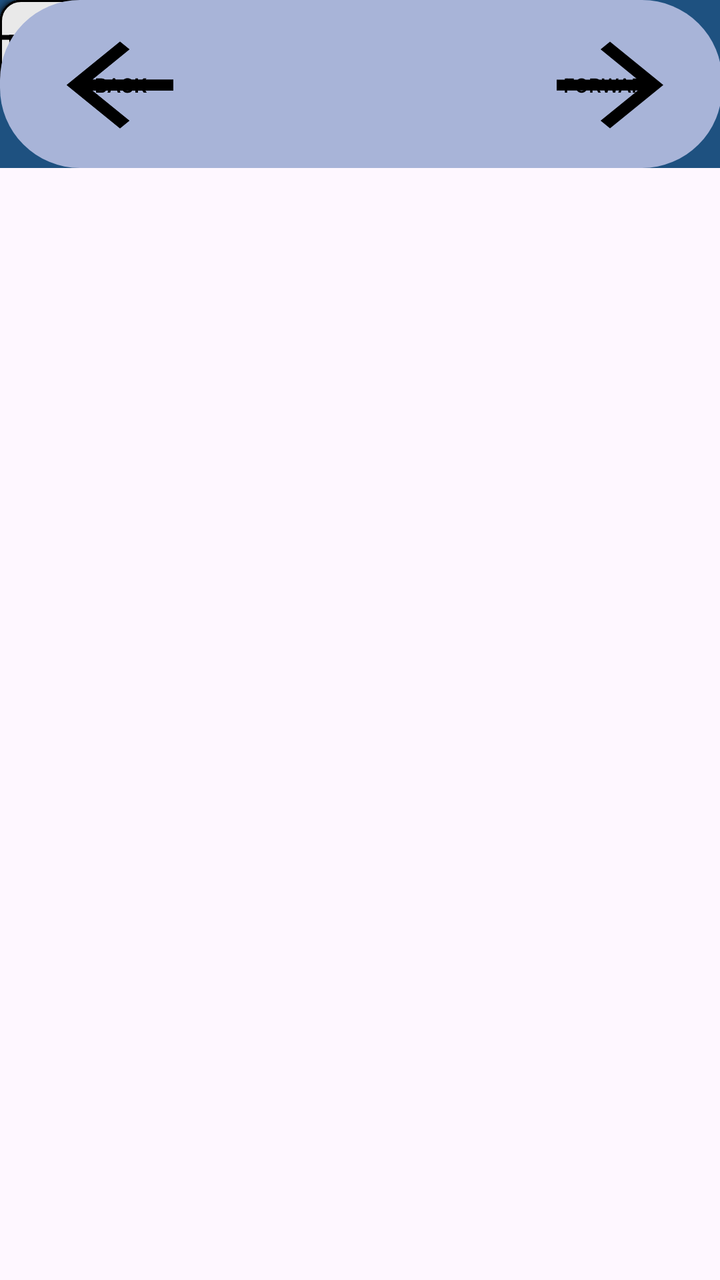
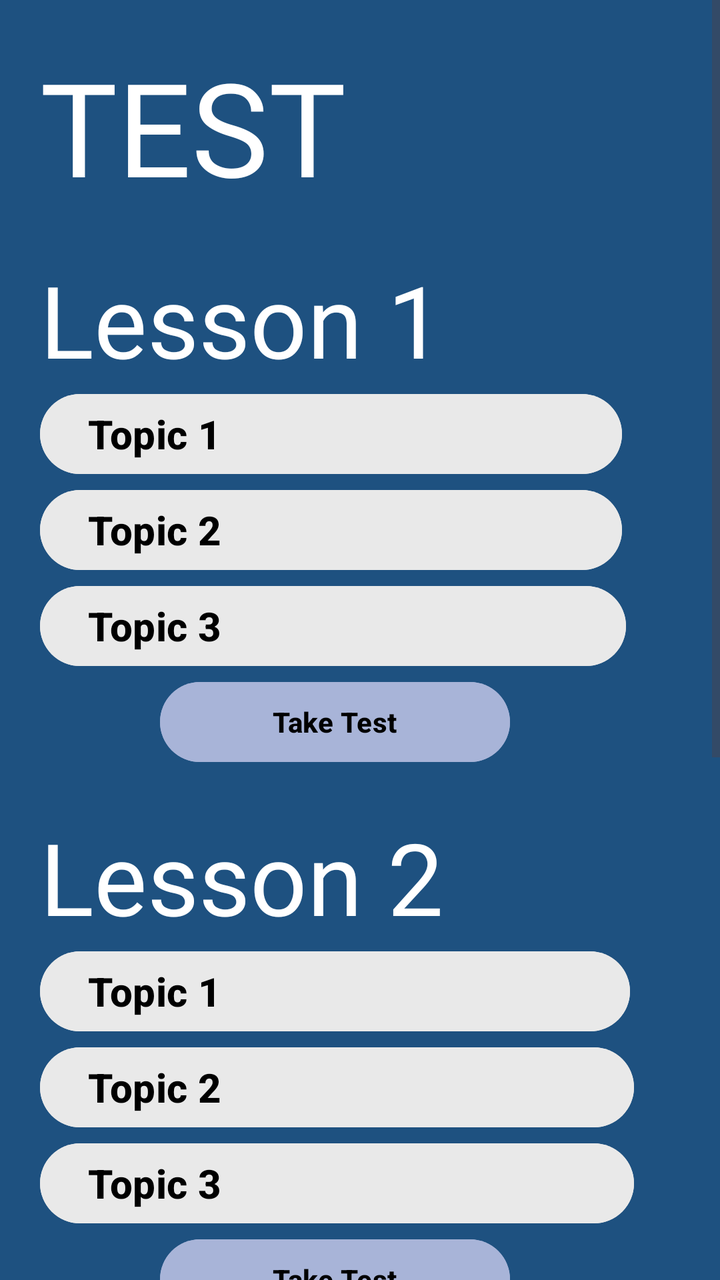

The first picture is an Android layout as it rendered before a commit; the second is the same layout after the commit. The layout source and the unified diff follow.
<!-- AndroidManifest.xml: application theme Theme.FinalsApplication -->
<!-- res/layout/test_page.xml -->
<?xml version="1.0" encoding="utf-8"?>
<ScrollView xmlns:android="http://schemas.android.com/apk/res/android"
    xmlns:app="http://schemas.android.com/apk/res-auto"
    xmlns:tools="http://schemas.android.com/tools"
    android:layout_width="409dp"
    android:layout_height="729dp"
    tools:layout_editor_absoluteX="1dp"
    tools:layout_editor_absoluteY="1dp">

    <androidx.constraintlayout.widget.ConstraintLayout
        android:layout_width="match_parent"
        android:layout_height="wrap_content"
        android:background="@color/ourBlue"
        android:orientation="vertical">

        <Button
            android:id="@+id/TakeTestLesson2"
            android:layout_width="132dp"
            android:layout_height="51dp"
            android:backgroundTint="@color/bottomNav"
            android:text="Take Test"
            android:textColor="@color/black"
            android:textStyle="bold"
            tools:ignore="MissingConstraints"
            tools:layout_editor_absoluteX="89dp"
            tools:layout_editor_absoluteY="565dp" />

        <Button
            android:id="@+id/L1T1"
            android:layout_width="300dp"
            android:layout_height="wrap_content"
            android:background="@drawable/custom_button"
            android:text="Topic 1"
            android:textAlignment="textStart"
            android:textColor="@color/black"
            android:textSize="20sp"
            android:textStyle="bold"
            app:backgroundTint="@drawable/custom_button"
            tools:ignore="MissingConstraints"
            tools:layout_editor_absoluteX="16dp"
            tools:layout_editor_absoluteY="156dp" />

        <TextView
            android:layout_width="wrap_content"
            android:layout_height="wrap_content"
            android:layout_gravity="left"
            android:text="LESSON 1"
            android:textColor="@color/white"
            android:textSize="45sp"
            android:textStyle="bold"
            tools:ignore="MissingConstraints,RtlHardcoded"
            tools:layout_editor_absoluteX="16dp"
            tools:layout_editor_absoluteY="96dp" />

        <Button
            android:id="@+id/L1T3"
            android:layout_width="300dp"
            android:layout_height="wrap_content"
            android:background="@drawable/custom_button"
            android:text="Topic 3"
            android:textAlignment="textStart"
            android:textColor="@color/black"
            android:textSize="20sp"
            android:textStyle="bold"
            app:backgroundTint="@drawable/custom_button"
            tools:ignore="MissingConstraints"
            tools:layout_editor_absoluteX="16dp"
            tools:layout_editor_absoluteY="252dp" />

        <Button
            android:id="@+id/L2T1"
            android:layout_width="300dp"
            android:layout_height="wrap_content"
            android:background="@drawable/custom_button"
            android:text="Topic 1"
            android:textAlignment="textStart"
            android:textColor="@color/black"
            android:textSize="20sp"
            android:textStyle="bold"
            app:backgroundTint="@drawable/custom_button"
            tools:ignore="MissingConstraints"
            tools:layout_editor_absoluteX="16dp"
            tools:layout_editor_absoluteY="421dp" />

        <Button
            android:id="@+id/L2T2"
            android:layout_width="300dp"
            android:layout_height="wrap_content"
            android:background="@drawable/custom_button"
            android:text="Topic 2"
            android:textAlignment="textStart"
            android:textColor="@color/black"
            android:textSize="20sp"
            android:textStyle="bold"
            app:backgroundTint="@drawable/custom_button"
            tools:ignore="MissingConstraints"
            tools:layout_editor_absoluteX="16dp"
            tools:layout_editor_absoluteY="469dp" />

        <TextView
            android:layout_width="wrap_content"
            android:layout_height="wrap_content"
            android:layout_gravity="left"
            android:text="LESSON 2"
            android:textColor="@color/white"
            android:textSize="45sp"
            android:textStyle="bold"

            tools:ignore="MissingConstraints"
            tools:layout_editor_absoluteX="16dp"
            tools:layout_editor_absoluteY="361dp" />

        <Button
            android:id="@+id/L2T3"
            android:layout_width="300dp"
            android:layout_height="wrap_content"
            android:background="@drawable/custom_button"
            android:text="Topic 3"
            android:textAlignment="textStart"
            android:textColor="@color/black"
            android:textSize="20sp"
            android:textStyle="bold"
            app:backgroundTint="@drawable/custom_button"
            tools:ignore="MissingConstraints"
            tools:layout_editor_absoluteX="16dp"
            tools:layout_editor_absoluteY="517dp" />

        <Button
            android:id="@+id/L1T2"
            android:layout_width="300dp"
            android:layout_height="wrap_content"
            android:background="@drawable/custom_button"
            android:text="Topic 2"
            android:textAlignment="textStart"
            android:textColor="@color/black"
            android:textSize="20sp"
            android:textStyle="bold"
            app:backgroundTint="@drawable/custom_button"
            tools:ignore="MissingConstraints"
            tools:layout_editor_absoluteX="16dp"
            tools:layout_editor_absoluteY="204dp" />

        <com.google.android.material.bottomnavigation.BottomNavigationView
            android:id="@+id/bottomNavigation"
            android:layout_width="361dp"
            android:layout_height="84dp"
            android:background="@drawable/bottom_navigation"
            android:elevation="2dp"
            tools:ignore="MissingConstraints"
            tools:layout_editor_absoluteX="16dp"
            tools:layout_editor_absoluteY="629dp">

            <Button
                android:id="@+id/backButton"
                android:layout_width="80dp"
                android:layout_height="65dp"
                android:layout_marginStart="20dp"
                android:layout_marginTop="10dp"
                android:layout_marginEnd="5dp"
                android:layout_marginBottom="30dp"
                android:background="@drawable/baseline_arrow_back_24"
                android:text="Back"
                android:textColor="@color/black"
                android:textSize="10sp"
                app:backgroundTint="@drawable/baseline_arrow_back_24"

                />

            <Button
                android:id="@+id/backButton2"
                android:layout_width="80dp"
                android:layout_height="65dp"
                android:layout_marginStart="20dp"
                android:layout_marginTop="10dp"
                android:layout_marginEnd="5dp"
                android:layout_marginBottom="30dp"
                android:background="@drawable/baseline_arrow_back_24"
                android:text="Back"
                android:textColor="@color/black"
                android:textSize="10sp"
                app:backgroundTint="@drawable/baseline_arrow_back_24" />

            <Button
                android:id="@+id/forwardButton"
                android:layout_width="80dp"
                android:layout_height="65dp"
                android:layout_marginStart="265dp"
                android:layout_marginTop="10dp"
                android:layout_marginEnd="5dp"
                android:layout_marginBottom="30dp"
                android:background="@drawable/baseline_arrow_forward_24"
                android:text="Forward"
                android:textColor="@color/black"
                android:textSize="10sp"
                app:backgroundTint="@drawable/baseline_arrow_back_24" />
        </com.google.android.material.bottomnavigation.BottomNavigationView>

        <TextView
            android:id="@+id/textView"
            android:layout_width="238dp"
            android:layout_height="53dp"
            android:text="TEST"
            android:textColor="@color/white"
            android:textSize="50sp"
            android:textStyle="bold"
            tools:ignore="MissingConstraints"
            tools:layout_editor_absoluteX="16dp"
            tools:layout_editor_absoluteY="28dp" />

        <Button
            android:id="@+id/TakeTestLesson1"
            android:layout_width="132dp"
            android:layout_height="51dp"
            android:backgroundTint="@color/bottomNav"
            android:text="Take Test"
            android:textColor="@color/black"
            android:textStyle="bold"
            tools:ignore="MissingConstraints"
            tools:layout_editor_absoluteX="89dp"
            tools:layout_editor_absoluteY="300dp" />
    </androidx.constraintlayout.widget.ConstraintLayout>
</ScrollView>
<!-- resources referenced by this layout -->
<resources>
  <color name="black">#000000</color>
  <color name="bottomNav">#A8B4D8</color>
  <color name="ourBlue">#1e5180</color>
  <color name="white">#FFFFFFFF</color>
  <!-- drawable baseline_arrow_back_24 (drawable) -->
  <vector android:autoMirrored="true" android:height="24dp"
      android:tint="#000000" android:viewportHeight="24"
      android:viewportWidth="24" android:width="24dp" xmlns:android="http://schemas.android.com/apk/res/android">
      <path android:fillColor="@android:color/white" android:pathData="M20,11H7.83l5.59,-5.59L12,4l-8,8 8,8 1.41,-1.41L7.83,13H20v-2z"/>
  </vector>
  <!-- drawable baseline_arrow_forward_24 (drawable) -->
  <vector android:autoMirrored="true" android:height="24dp"
      android:tint="#000000" android:viewportHeight="24"
      android:viewportWidth="24" android:width="24dp" xmlns:android="http://schemas.android.com/apk/res/android">
      <path android:fillColor="@android:color/white" android:pathData="M12,4l-1.41,1.41L16.17,11H4v2h12.17l-5.58,5.59L12,20l8,-8z"/>
  </vector>
  <!-- drawable bottom_navigation (drawable) -->
  <?xml version="1.0" encoding="utf-8"?>
  <shape xmlns:android="http://schemas.android.com/apk/res/android"
      android:shape="rectangle">
  
      <solid
          android:color="@color/bottomNav"/>
      <corners
          android:radius="40dp"/>
  
  </shape>
  <!-- drawable custom_button (drawable) -->
  <?xml version="1.0" encoding="utf-8"?>
  <shape xmlns:android="http://schemas.android.com/apk/res/android"
      android:shape="rectangle">
  
      <stroke android:color="@color/black" android:width="1dp"/>
      <solid android:color="@color/buttoncolor"/>
      <corners android:radius="10dp"/>
  
  </shape>
  <style name="Theme.FinalsApplication" parent="Base.Theme.FinalsApplication" />
  <color name="buttoncolor">#e9e9e9</color>
  <style name="Base.Theme.FinalsApplication" parent="Theme.Material3.DayNight.NoActionBar">
          
          
      </style>
</resources>

<!-- the commit's change to res/layout/test_page.xml (unified diff, before → after) -->
@@ -1,222 +1,276 @@
 <?xml version="1.0" encoding="utf-8"?>
-<ScrollView xmlns:android="http://schemas.android.com/apk/res/android"
-    xmlns:app="http://schemas.android.com/apk/res-auto"
+<RelativeLayout xmlns:android="http://schemas.android.com/apk/res/android"
+    android:layout_width="match_parent"
+    android:layout_height="match_parent"
     xmlns:tools="http://schemas.android.com/tools"
-    android:layout_width="409dp"
-    android:layout_height="729dp"
-    tools:layout_editor_absoluteX="1dp"
-    tools:layout_editor_absoluteY="1dp">
-
-    <androidx.constraintlayout.widget.ConstraintLayout
+    android:background="@color/ourBlue">
+
+    <LinearLayout
         android:layout_width="match_parent"
-        android:layout_height="wrap_content"
-        android:background="@color/ourBlue"
-        android:orientation="vertical">
-
-        <Button
-            android:id="@+id/TakeTestLesson2"
-            android:layout_width="132dp"
-            android:layout_height="51dp"
-            android:backgroundTint="@color/bottomNav"
-            android:text="Take Test"
-            android:textColor="@color/black"
-            android:textStyle="bold"
-            tools:ignore="MissingConstraints"
-            tools:layout_editor_absoluteX="89dp"
-            tools:layout_editor_absoluteY="565dp" />
-
-        <Button
-            android:id="@+id/L1T1"
-            android:layout_width="300dp"
+        android:layout_height="114dp"
+        android:layout_alignParentTop="true"
+        android:background="#1e5180">
+
+    </LinearLayout>
+
+    <ScrollView
+        android:layout_width="409dp"
+        android:layout_height="729dp"
+        tools:layout_editor_absoluteX="1dp"
+        tools:layout_editor_absoluteY="1dp">
+
+        <LinearLayout
+            android:layout_width="match_parent"
             android:layout_height="wrap_content"
-            android:background="@drawable/custom_button"
-            android:text="Topic 1"
-            android:textAlignment="textStart"
-            android:textColor="@color/black"
-            android:textSize="20sp"
-            android:textStyle="bold"
-            app:backgroundTint="@drawable/custom_button"
-            tools:ignore="MissingConstraints"
-            tools:layout_editor_absoluteX="16dp"
-            tools:layout_editor_absoluteY="156dp" />
-
-        <TextView
-            android:layout_width="wrap_content"
-            android:layout_height="wrap_content"
-            android:layout_gravity="left"
-            android:text="LESSON 1"
-            android:textColor="@color/white"
-            android:textSize="45sp"
-            android:textStyle="bold"
-            tools:ignore="MissingConstraints,RtlHardcoded"
-            tools:layout_editor_absoluteX="16dp"
-            tools:layout_editor_absoluteY="96dp" />
-
-        <Button
-            android:id="@+id/L1T3"
-            android:layout_width="300dp"
-            android:layout_height="wrap_content"
-            android:background="@drawable/custom_button"
-            android:text="Topic 3"
-            android:textAlignment="textStart"
-            android:textColor="@color/black"
-            android:textSize="20sp"
-            android:textStyle="bold"
-            app:backgroundTint="@drawable/custom_button"
-            tools:ignore="MissingConstraints"
-            tools:layout_editor_absoluteX="16dp"
-            tools:layout_editor_absoluteY="252dp" />
-
-        <Button
-            android:id="@+id/L2T1"
-            android:layout_width="300dp"
-            android:layout_height="wrap_content"
-            android:background="@drawable/custom_button"
-            android:text="Topic 1"
-            android:textAlignment="textStart"
-            android:textColor="@color/black"
-            android:textSize="20sp"
-            android:textStyle="bold"
-            app:backgroundTint="@drawable/custom_button"
-            tools:ignore="MissingConstraints"
-            tools:layout_editor_absoluteX="16dp"
-            tools:layout_editor_absoluteY="421dp" />
-
-        <Button
-            android:id="@+id/L2T2"
-            android:layout_width="300dp"
-            android:layout_height="wrap_content"
-            android:background="@drawable/custom_button"
-            android:text="Topic 2"
-            android:textAlignment="textStart"
-            android:textColor="@color/black"
-            android:textSize="20sp"
-            android:textStyle="bold"
-            app:backgroundTint="@drawable/custom_button"
-            tools:ignore="MissingConstraints"
-            tools:layout_editor_absoluteX="16dp"
-            tools:layout_editor_absoluteY="469dp" />
-
-        <TextView
-            android:layout_width="wrap_content"
-            android:layout_height="wrap_content"
-            android:layout_gravity="left"
-            android:text="LESSON 2"
-            android:textColor="@color/white"
-            android:textSize="45sp"
-            android:textStyle="bold"
-
-            tools:ignore="MissingConstraints"
-            tools:layout_editor_absoluteX="16dp"
-            tools:layout_editor_absoluteY="361dp" />
-
-        <Button
-            android:id="@+id/L2T3"
-            android:layout_width="300dp"
-            android:layout_height="wrap_content"
-            android:background="@drawable/custom_button"
-            android:text="Topic 3"
-            android:textAlignment="textStart"
-            android:textColor="@color/black"
-            android:textSize="20sp"
-            android:textStyle="bold"
-            app:backgroundTint="@drawable/custom_button"
-            tools:ignore="MissingConstraints"
-            tools:layout_editor_absoluteX="16dp"
-            tools:layout_editor_absoluteY="517dp" />
-
-        <Button
-            android:id="@+id/L1T2"
-            android:layout_width="300dp"
-            android:layout_height="wrap_content"
-            android:background="@drawable/custom_button"
-            android:text="Topic 2"
-            android:textAlignment="textStart"
-            android:textColor="@color/black"
-            android:textSize="20sp"
-            android:textStyle="bold"
-            app:backgroundTint="@drawable/custom_button"
-            tools:ignore="MissingConstraints"
-            tools:layout_editor_absoluteX="16dp"
-            tools:layout_editor_absoluteY="204dp" />
-
-        <com.google.android.material.bottomnavigation.BottomNavigationView
-            android:id="@+id/bottomNavigation"
-            android:layout_width="361dp"
-            android:layout_height="84dp"
-            android:background="@drawable/bottom_navigation"
-            android:elevation="2dp"
-            tools:ignore="MissingConstraints"
-            tools:layout_editor_absoluteX="16dp"
-            tools:layout_editor_absoluteY="629dp">
-
-            <Button
-                android:id="@+id/backButton"
-                android:layout_width="80dp"
-                android:layout_height="65dp"
-                android:layout_marginStart="20dp"
-                android:layout_marginTop="10dp"
-                android:layout_marginEnd="5dp"
-                android:layout_marginBottom="30dp"
-                android:background="@drawable/baseline_arrow_back_24"
-                android:text="Back"
-                android:textColor="@color/black"
-                android:textSize="10sp"
-                app:backgroundTint="@drawable/baseline_arrow_back_24"
-
-                />
-
-            <Button
-                android:id="@+id/backButton2"
-                android:layout_width="80dp"
-                android:layout_height="65dp"
-                android:layout_marginStart="20dp"
-                android:layout_marginTop="10dp"
-                android:layout_marginEnd="5dp"
-                android:layout_marginBottom="30dp"
-                android:background="@drawable/baseline_arrow_back_24"
-                android:text="Back"
-                android:textColor="@color/black"
-                android:textSize="10sp"
-                app:backgroundTint="@drawable/baseline_arrow_back_24" />
-
-            <Button
-                android:id="@+id/forwardButton"
-                android:layout_width="80dp"
-                android:layout_height="65dp"
-                android:layout_marginStart="265dp"
-                android:layout_marginTop="10dp"
-                android:layout_marginEnd="5dp"
-                android:layout_marginBottom="30dp"
-                android:background="@drawable/baseline_arrow_forward_24"
-                android:text="Forward"
-                android:textColor="@color/black"
-                android:textSize="10sp"
-                app:backgroundTint="@drawable/baseline_arrow_back_24" />
-        </com.google.android.material.bottomnavigation.BottomNavigationView>
-
-        <TextView
-            android:id="@+id/textView"
-            android:layout_width="238dp"
-            android:layout_height="53dp"
-            android:text="TEST"
-            android:textColor="@color/white"
-            android:textSize="50sp"
-            android:textStyle="bold"
-            tools:ignore="MissingConstraints"
-            tools:layout_editor_absoluteX="16dp"
-            tools:layout_editor_absoluteY="28dp" />
-
-        <Button
-            android:id="@+id/TakeTestLesson1"
-            android:layout_width="132dp"
-            android:layout_height="51dp"
-            android:backgroundTint="@color/bottomNav"
-            android:text="Take Test"
-            android:textColor="@color/black"
-            android:textStyle="bold"
-            tools:ignore="MissingConstraints"
-            tools:layout_editor_absoluteX="89dp"
-            tools:layout_editor_absoluteY="300dp" />
-    </androidx.constraintlayout.widget.ConstraintLayout>
-</ScrollView>
+            android:orientation="vertical">
+
+            <LinearLayout
+                android:layout_width="match_parent"
+                android:layout_height="wrap_content"
+                android:layout_alignParentTop="true"
+                android:background="#1e5180">
+
+                <TextView
+                    android:id="@+id/test"
+                    android:layout_width="wrap_content"
+                    android:layout_height="wrap_content"
+                    android:layout_marginStart="20dp"
+                    android:layout_marginTop="20dp"
+                    android:fontFamily="@font/roboto_black"
+                    android:text="TEST"
+                    android:textColor="@color/white"
+                    android:textSize="65sp" />
+            </LinearLayout>
+
+            <TextView
+                android:id="@+id/textViewLesson1"
+                android:layout_width="wrap_content"
+                android:layout_height="wrap_content"
+                android:layout_marginStart="20dp"
+                android:layout_marginTop="20dp"
+                android:fontFamily="@font/roboto_black"
+                android:text="Lesson 1"
+                android:textColor="@color/white"
+                android:textSize="50sp" />
+
+            <Button
+                android:id="@+id/L1T1"
+                android:layout_width="291dp"
+                android:layout_height="wrap_content"
+                android:layout_marginStart="20dp"
+                android:text="Topic 1"
+                android:textAlignment="textStart"
+                android:textColor="@color/black"
+                android:textStyle="bold"
+                android:textSize="20sp"
+                android:backgroundTint="#E9E9E9"/>
+
+            <Button
+                android:id="@+id/L1T2"
+                android:layout_width="291dp"
+                android:layout_height="wrap_content"
+                android:layout_marginStart="20dp"
+                android:backgroundTint="#E9E9E9"
+                android:text="Topic 2"
+                android:textAlignment="textStart"
+                android:textColor="@color/black"
+                android:textSize="20sp"
+                android:textStyle="bold" />
+
+            <Button
+                android:id="@+id/L1T3"
+                android:layout_width="293dp"
+                android:layout_height="wrap_content"
+                android:layout_marginStart="20dp"
+                android:text="Topic 3"
+                android:textAlignment="textStart"
+                android:textColor="@color/black"
+                android:textStyle="bold"
+                android:textSize="20sp"
+                android:backgroundTint="#E9E9E9"/>
+
+            <Button
+                android:id="@+id/takeTestLesson1"
+                android:layout_width="175dp"
+                android:layout_height="wrap_content"
+                android:text="Take Test"
+                android:layout_marginStart="80dp"
+                android:textColor="@color/black"
+                android:textStyle="bold"
+                android:backgroundTint="#a8b4d8"/>
+
+            <LinearLayout
+                android:layout_width="match_parent"
+                android:layout_height="match_parent"
+                android:layout_alignParentTop="true"
+                android:background="#1e5180">
+
+                <TextView
+                    android:id="@+id/textViewLesson2"
+                    android:layout_width="wrap_content"
+                    android:layout_height="wrap_content"
+                    android:layout_marginStart="20dp"
+                    android:layout_marginTop="20dp"
+                    android:fontFamily="@font/roboto_black"
+                    android:text="Lesson 2"
+                    android:textColor="@color/white"
+                    android:textSize="50sp" />
+            </LinearLayout>
+
+            <Button
+                android:id="@+id/L2T1"
+                android:layout_width="295dp"
+                android:layout_height="wrap_content"
+                android:layout_marginStart="20dp"
+                android:text="Topic 1"
+                android:textAlignment="textStart"
+                android:textColor="@color/black"
+                android:textStyle="bold"
+                android:textSize="20sp"
+                android:backgroundTint="#E9E9E9"/>
+
+            <Button
+                android:id="@+id/L2T2"
+                android:layout_width="297dp"
+                android:layout_height="wrap_content"
+                android:layout_marginStart="20dp"
+                android:text="Topic 2"
+                android:textAlignment="textStart"
+                android:textColor="@color/black"
+                android:textStyle="bold"
+                android:textSize="20sp"
+                android:backgroundTint="#E9E9E9"/>
+
+            <Button
+                android:id="@+id/L2T3"
+                android:layout_width="297dp"
+                android:layout_height="wrap_content"
+                android:layout_marginStart="20dp"
+                android:text="Topic 3"
+                android:textAlignment="textStart"
+                android:textColor="@color/black"
+                android:textStyle="bold"
+                android:textSize="20sp"
+                android:backgroundTint="#E9E9E9"/>
+
+            <Button
+                android:id="@+id/takeTestLesson2"
+                android:layout_width="175dp"
+                android:layout_height="wrap_content"
+                android:layout_marginStart="80dp"
+                android:backgroundTint="#a8b4d8"
+                android:text="Take Test"
+                android:textColor="@color/black"
+                android:textStyle="bold" />
+
+            <LinearLayout
+                android:layout_width="match_parent"
+                android:layout_height="match_parent"
+                android:layout_alignParentTop="true"
+                android:background="#1e5180">
+
+                <TextView
+                    android:id="@+id/textViewLesson3"
+                    android:layout_width="wrap_content"
+                    android:layout_height="wrap_content"
+                    android:layout_marginStart="20dp"
+                    android:layout_marginTop="20dp"
+                    android:fontFamily="@font/roboto_black"
+                    android:text="Lesson 3"
+                    android:textColor="@color/white"
+                    android:textSize="50sp" />
+
+            </LinearLayout>
+
+            <Button
+                android:id="@+id/L3T1"
+                android:layout_width="297dp"
+                android:layout_height="wrap_content"
+                android:layout_marginStart="20dp"
+                android:text="Topic 1"
+                android:textAlignment="textStart"
+                android:textColor="@color/black"
+                android:textStyle="bold"
+                android:textSize="20sp"
+                android:backgroundTint="#E9E9E9"/>
+
+            <Button
+                android:id="@+id/L3T2"
+                android:layout_width="299dp"
+                android:layout_height="wrap_content"
+                android:layout_marginStart="20dp"
+                android:text="Topic 2"
+                android:textAlignment="textStart"
+                android:textColor="@color/black"
+                android:textStyle="bold"
+                android:textSize="20sp"
+                android:backgroundTint="#E9E9E9"/>
+
+            <Button
+                android:id="@+id/L3T3"
+                android:layout_width="297dp"
+                android:layout_height="wrap_content"
+                android:layout_marginStart="20dp"
+                android:text="Topic 3"
+                android:textAlignment="textStart"
+                android:textColor="@color/black"
+                android:textStyle="bold"
+                android:textSize="20sp"
+                android:backgroundTint="#E9E9E9"/>
+
+            <Button
+                android:id="@+id/takeTestLesson3"
+                android:layout_width="175dp"
+                android:layout_height="wrap_content"
+                android:layout_marginStart="80dp"
+                android:backgroundTint="#a8b4d8"
+                android:text="Take Test"
+                android:textColor="@color/black"
+                android:textStyle="bold" />
+
+            <LinearLayout
+                android:layout_width="match_parent"
+                android:layout_height="39dp"
+                android:layout_alignParentTop="true"
+                android:background="#1e5180">
+
+            </LinearLayout>
+
+            <LinearLayout
+                android:layout_width="match_parent"
+                android:layout_height="match_parent"
+                android:layout_alignParentTop="true"
+                android:background="#1e5180"/>
+
+            <LinearLayout
+                android:layout_width="match_parent"
+                android:layout_height="100dip"
+                android:layout_alignParentBottom="true"
+                android:background="#a8b4d8">
+
+                <ImageButton
+                    android:id="@+id/imageButtonBackVL1"
+                    android:layout_width="76dp"
+                    android:layout_height="wrap_content"
+                    android:layout_marginStart="20dp"
+                    android:layout_marginTop="20dp"
+                    android:layout_marginBottom="20dp"
+                    android:background="?android:attr/selectableItemBackground"
+                    android:scaleType="fitCenter"
+                    android:src="@drawable/arrowleft" />
+
+                <ImageButton
+                    android:id="@+id/imageButtonNextVL1"
+                    android:layout_width="76dp"
+                    android:layout_height="wrap_content"
+                    android:layout_marginStart="210dp"
+                    android:layout_marginTop="20dp"
+                    android:layout_marginBottom="20dp"
+                    android:background="?android:attr/selectableItemBackground"
+                    android:scaleType="fitCenter"
+                    android:src="@drawable/arrowright" />
+            </LinearLayout>
+
+        </LinearLayout>
+    </ScrollView>
+</RelativeLayout>
<!-- resource entries referenced after the edit -->
@@ -1,44 +1,11 @@
 <!-- resources referenced by this layout -->
 <resources>
   <color name="black">#000000</color>
-  <color name="bottomNav">#A8B4D8</color>
   <color name="ourBlue">#1e5180</color>
   <color name="white">#FFFFFFFF</color>
-  <!-- drawable baseline_arrow_back_24 (drawable) -->
-  <vector android:autoMirrored="true" android:height="24dp"
-      android:tint="#000000" android:viewportHeight="24"
-      android:viewportWidth="24" android:width="24dp" xmlns:android="http://schemas.android.com/apk/res/android">
-      <path android:fillColor="@android:color/white" android:pathData="M20,11H7.83l5.59,-5.59L12,4l-8,8 8,8 1.41,-1.41L7.83,13H20v-2z"/>
-  </vector>
-  <!-- drawable baseline_arrow_forward_24 (drawable) -->
-  <vector android:autoMirrored="true" android:height="24dp"
-      android:tint="#000000" android:viewportHeight="24"
-      android:viewportWidth="24" android:width="24dp" xmlns:android="http://schemas.android.com/apk/res/android">
-      <path android:fillColor="@android:color/white" android:pathData="M12,4l-1.41,1.41L16.17,11H4v2h12.17l-5.58,5.59L12,20l8,-8z"/>
-  </vector>
-  <!-- drawable bottom_navigation (drawable) -->
-  <?xml version="1.0" encoding="utf-8"?>
-  <shape xmlns:android="http://schemas.android.com/apk/res/android"
-      android:shape="rectangle">
-  
-      <solid
-          android:color="@color/bottomNav"/>
-      <corners
-          android:radius="40dp"/>
-  
-  </shape>
-  <!-- drawable custom_button (drawable) -->
-  <?xml version="1.0" encoding="utf-8"?>
-  <shape xmlns:android="http://schemas.android.com/apk/res/android"
-      android:shape="rectangle">
-  
-      <stroke android:color="@color/black" android:width="1dp"/>
-      <solid android:color="@color/buttoncolor"/>
-      <corners android:radius="10dp"/>
-  
-  </shape>
+  <!-- drawable arrowleft: png bitmap (drawable, 16559 bytes) -->
+  <!-- drawable arrowright: png bitmap (drawable, 12630 bytes) -->
   <style name="Theme.FinalsApplication" parent="Base.Theme.FinalsApplication" />
-  <color name="buttoncolor">#e9e9e9</color>
   <style name="Base.Theme.FinalsApplication" parent="Theme.Material3.DayNight.NoActionBar">
           
           
